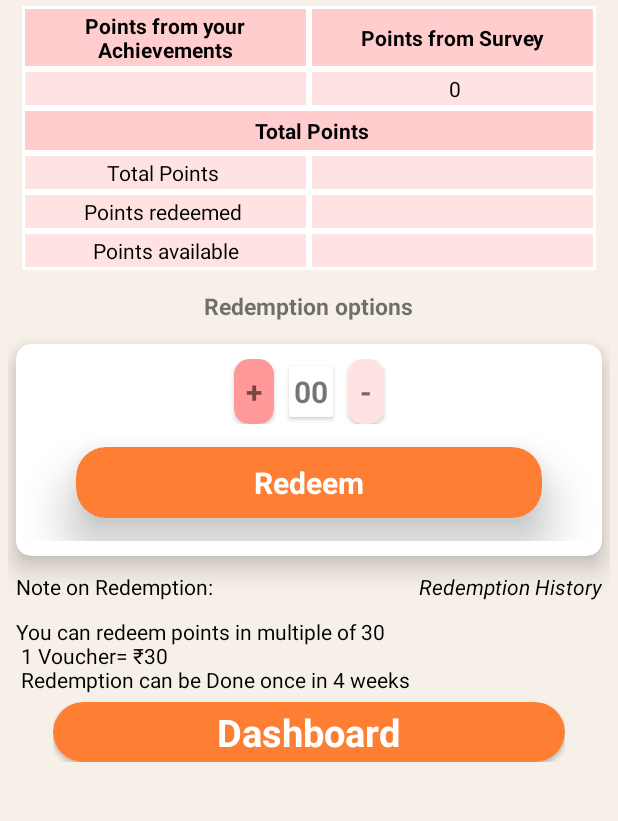
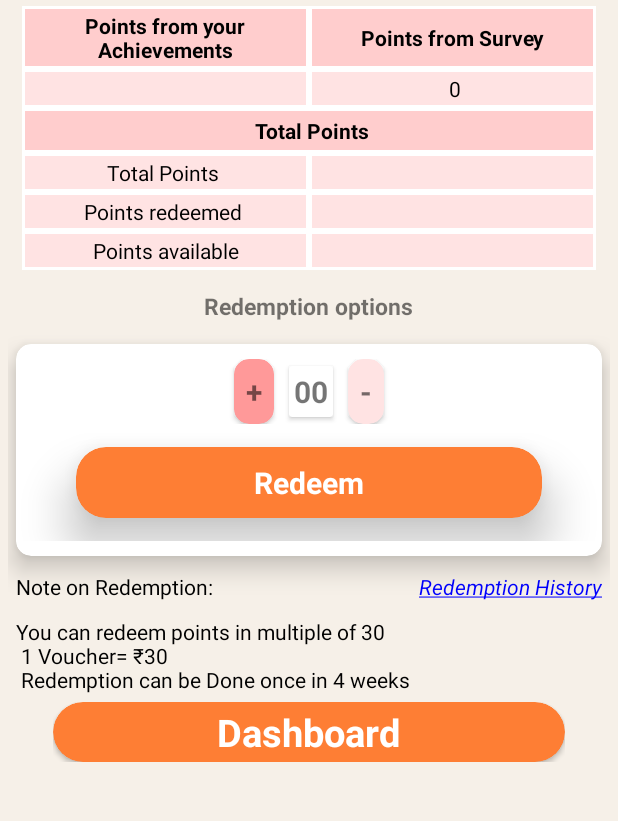
Before and after one commit to rohitfromearth/LiveAction_ext, an Android app: the fragment Reedeem placed in its activity, on a phone screen of 412 x 824 dp, the part 293-1114 px from its top. Run offline under Robolectric (Android 15) with nearby library versions, the phone set to English and light mode, and no system bars; our stand-ins replace Firebase (no records; nobody signed in at launch, a user with empty details on screens opened directly); libraries missing offline, so code that uses them is left out: org.eazegraph.lib; Roboto replaces fonts that are not available here; 5 statements that could not run were skipped.

Commit message:
Change Made for temparary

```diff
--- a/app/src/main/java/com/ext/liveaction_ext/Screens/Dashboard.java
+++ b/app/src/main/java/com/ext/liveaction_ext/Screens/Dashboard.java
@@ -73,8 +73,9 @@ public class Dashboard extends AppCompatActivity {
 //    ArrayList<String> yearList = new ArrayList<String>();
     SharedPreferences sh;
     boolean showDummy;
+    String userid="";
     private boolean isLoggedIn = false;
-    String timeStatus = "Last sync of user ";
+    String timeStatus = "Last synced at";
     String data_sync;
     @SuppressLint("SetTextI18n")
     @Override
@@ -95,7 +96,7 @@ public class Dashboard extends AppCompatActivity {
         Set<String> set = sh.getStringSet("APP_LIST", null);
         Log.e("APPList", String.valueOf(set));
         appl.addAll(set);
-
+userid= "user id : "+uid;
 
         String dir = getObbDir().getPath();
 
@@ -210,7 +211,7 @@ public class Dashboard extends AppCompatActivity {
         TextView name = header.findViewById(R.id.user_name);
         TextView phone = header.findViewById(R.id.user_phone);
         name.setText(username);
-        phone.setText(mobile);
+        phone.setText(userid);
 //        data_sync= sh.getString("Last_sync","");
 //        if (data_sync.isEmpty()) {
 //            // If no data is available, display a dash "-"
@@ -360,10 +361,10 @@ public class Dashboard extends AppCompatActivity {
         Log.e("data_sync", data_sync);
         if (data_sync.isEmpty()) {
             // If no data is available, display a dash "-"
-            sync_tym.setText(timeStatus+uid + "-");
+            sync_tym.setText(timeStatus+ "-");
         } else {
             // If data is available, display the value retrieved from shared preferences
-            sync_tym.setText(timeStatus+uid + ": "+ data_sync);
+            sync_tym.setText(timeStatus + ": "+ data_sync);
         }
     }
     public void selectDrawerItem(MenuItem menuItem) {
--- /dev/null
+++ b/app/src/main/res/color/blue.xml
@@ -0,0 +1,4 @@
+<?xml version="1.0" encoding="utf-8"?>
+<selector xmlns:android="http://schemas.android.com/apk/res/android">
+
+</selector>
--- a/app/src/main/res/layout/activity_reedeem.xml
+++ b/app/src/main/res/layout/activity_reedeem.xml
@@ -365,8 +365,9 @@
                     android:layout_width="wrap_content"
                     android:layout_height="wrap_content"
                     android:layout_alignParentEnd="true"
-                    android:text="Redemption History"
-                    android:textColor="@color/black"
+                    android:text="@string/redemption_history"
+
+                    android:textColor="#0000FF"
                     android:textStyle="italic" />
 
             </RelativeLayout>
--- a/app/src/main/res/values/strings.xml
+++ b/app/src/main/res/values/strings.xml
@@ -998,4 +998,6 @@ Please switch on the button or Life Action app.</string>
     <string name="prominent_disclosure">Prominent Disclosure</string>
     <string name="i_agree">I agree....</string>
     <string name="text1">text1</string>
+    <string name="redemption_history"><u>Redemption History</u></string>
+
 </resources>
```
Also changed, not shown: app/src/main/java/com/ext/liveaction_ext/Screens/Login_verifcation.java (+15 -9 lines), app/src/main/res/layout/activity_login_verifcation.xml (+7 -6 lines).
